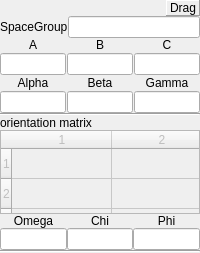
Before: the Qt Designer form Crystal.ui in BackupTheBerlios/clip-svn, drawn with Qt 5.
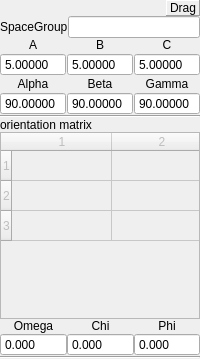
After: the same form once the commit is applied. Custom widgets are drawn as their Qt base class.

Commit message: Fitting works Bug in addRotation which causes multiple updates fixed

What changed in the file:
```diff
--- a/Crystal.ui
+++ b/Crystal.ui
@@ -6,7 +6,7 @@
     <x>0</x>
     <y>0</y>
     <width>200</width>
-    <height>253</height>
+    <height>359</height>
    </rect>
   </property>
   <property name="sizePolicy" >
@@ -108,7 +108,26 @@
         </widget>
        </item>
        <item>
-        <widget class="QLineEdit" name="latticeA" />
+        <widget class="QDoubleSpinBox" name="latticeA" >
+         <property name="buttonSymbols" >
+          <enum>QAbstractSpinBox::NoButtons</enum>
+         </property>
+         <property name="decimals" >
+          <number>5</number>
+         </property>
+         <property name="minimum" >
+          <double>0.010000000000000</double>
+         </property>
+         <property name="maximum" >
+          <double>45.000000000000000</double>
+         </property>
+         <property name="singleStep" >
+          <double>0.100000000000000</double>
+         </property>
+         <property name="value" >
+          <double>5.000000000000000</double>
+         </property>
+        </widget>
        </item>
        <item>
         <widget class="QLabel" name="label_6" >
@@ -130,7 +149,26 @@
         </widget>
        </item>
        <item>
-        <widget class="QLineEdit" name="latticeAlpha" />
+        <widget class="QDoubleSpinBox" name="latticeAlpha" >
+         <property name="buttonSymbols" >
+          <enum>QAbstractSpinBox::NoButtons</enum>
+         </property>
+         <property name="decimals" >
+          <number>5</number>
+         </property>
+         <property name="minimum" >
+          <double>0.010000000000000</double>
+         </property>
+         <property name="maximum" >
+          <double>179.900000000000006</double>
+         </property>
+         <property name="singleStep" >
+          <double>0.100000000000000</double>
+         </property>
+         <property name="value" >
+          <double>90.000000000000000</double>
+         </property>
+        </widget>
        </item>
       </layout>
      </item>
@@ -156,7 +194,26 @@
         </widget>
        </item>
        <item>
-        <widget class="QLineEdit" name="latticeB" />
+        <widget class="QDoubleSpinBox" name="latticeB" >
+         <property name="buttonSymbols" >
+          <enum>QAbstractSpinBox::NoButtons</enum>
+         </property>
+         <property name="decimals" >
+          <number>5</number>
+         </property>
+         <property name="minimum" >
+          <double>0.010000000000000</double>
+         </property>
+         <property name="maximum" >
+          <double>45.000000000000000</double>
+         </property>
+         <property name="singleStep" >
+          <double>0.100000000000000</double>
+         </property>
+         <property name="value" >
+          <double>5.000000000000000</double>
+         </property>
+        </widget>
        </item>
        <item>
         <widget class="QLabel" name="label_4" >
@@ -178,7 +235,26 @@
         </widget>
        </item>
        <item>
-        <widget class="QLineEdit" name="latticeBeta" />
+        <widget class="QDoubleSpinBox" name="latticeBeta" >
+         <property name="buttonSymbols" >
+          <enum>QAbstractSpinBox::NoButtons</enum>
+         </property>
+         <property name="decimals" >
+          <number>5</number>
+         </property>
+         <property name="minimum" >
+          <double>0.010000000000000</double>
+         </property>
+         <property name="maximum" >
+          <double>179.900000000000006</double>
+         </property>
+         <property name="singleStep" >
+          <double>0.100000000000000</double>
+         </property>
+         <property name="value" >
+          <double>90.000000000000000</double>
+         </property>
+        </widget>
        </item>
       </layout>
      </item>
@@ -204,7 +280,26 @@
         </widget>
        </item>
        <item>
-        <widget class="QLineEdit" name="latticeC" />
+        <widget class="QDoubleSpinBox" name="latticeC" >
+         <property name="buttonSymbols" >
+          <enum>QAbstractSpinBox::NoButtons</enum>
+         </property>
+         <property name="decimals" >
+          <number>5</number>
+         </property>
+         <property name="minimum" >
+          <double>0.010000000000000</double>
+         </property>
+         <property name="maximum" >
+          <double>45.000000000000000</double>
+         </property>
+         <property name="singleStep" >
+          <double>0.100000000000000</double>
+         </property>
+         <property name="value" >
+          <double>5.000000000000000</double>
+         </property>
+        </widget>
        </item>
        <item>
         <widget class="QLabel" name="label_5" >
@@ -226,7 +321,26 @@
         </widget>
        </item>
        <item>
-        <widget class="QLineEdit" name="latticeGamma" />
+        <widget class="QDoubleSpinBox" name="latticeGamma" >
+         <property name="buttonSymbols" >
+          <enum>QAbstractSpinBox::NoButtons</enum>
+         </property>
+         <property name="decimals" >
+          <number>5</number>
+         </property>
+         <property name="minimum" >
+          <double>0.010000000000000</double>
+         </property>
+         <property name="maximum" >
+          <double>179.900000000000006</double>
+         </property>
+         <property name="singleStep" >
+          <double>0.100000000000000</double>
+         </property>
+         <property name="value" >
+          <double>90.000000000000000</double>
+         </property>
+        </widget>
        </item>
       </layout>
      </item>
@@ -302,7 +416,26 @@
       </widget>
      </item>
      <item>
-      <widget class="QLineEdit" name="rotationOmega" />
+      <widget class="QDoubleSpinBox" name="rotationOmega" >
+       <property name="buttonSymbols" >
+        <enum>QAbstractSpinBox::NoButtons</enum>
+       </property>
+       <property name="decimals" >
+        <number>3</number>
+       </property>
+       <property name="minimum" >
+        <double>-360.000000000000000</double>
+       </property>
+       <property name="maximum" >
+        <double>360.000000000000000</double>
+       </property>
+       <property name="singleStep" >
+        <double>0.100000000000000</double>
+       </property>
+       <property name="value" >
+        <double>0.000000000000000</double>
+       </property>
+      </widget>
      </item>
     </layout>
    </item>
@@ -328,7 +461,26 @@
       </widget>
      </item>
      <item>
-      <widget class="QLineEdit" name="rotationChi" />
+      <widget class="QDoubleSpinBox" name="rotationChi" >
+       <property name="buttonSymbols" >
+        <enum>QAbstractSpinBox::NoButtons</enum>
+       </property>
+       <property name="decimals" >
+        <number>3</number>
+       </property>
+       <property name="minimum" >
+        <double>-360.000000000000000</double>
+       </property>
+       <property name="maximum" >
+        <double>360.000000000000000</double>
+       </property>
+       <property name="singleStep" >
+        <double>0.100000000000000</double>
+       </property>
+       <property name="value" >
+        <double>0.000000000000000</double>
+       </property>
+      </widget>
      </item>
     </layout>
    </item>
@@ -354,7 +506,26 @@
       </widget>
      </item>
      <item>
-      <widget class="QLineEdit" name="rotationPhi" />
+      <widget class="QDoubleSpinBox" name="rotationPhi" >
+       <property name="buttonSymbols" >
+        <enum>QAbstractSpinBox::NoButtons</enum>
+       </property>
+       <property name="decimals" >
+        <number>3</number>
+       </property>
+       <property name="minimum" >
+        <double>-360.000000000000000</double>
+       </property>
+       <property name="maximum" >
+        <double>360.000000000000000</double>
+       </property>
+       <property name="singleStep" >
+        <double>0.100000000000000</double>
+       </property>
+       <property name="value" >
+        <double>0.000000000000000</double>
+       </property>
+      </widget>
      </item>
     </layout>
    </item>
```
Left out of the diff: 2 changed lines with no effect on the pictures. The commit also changes 13 other files.
